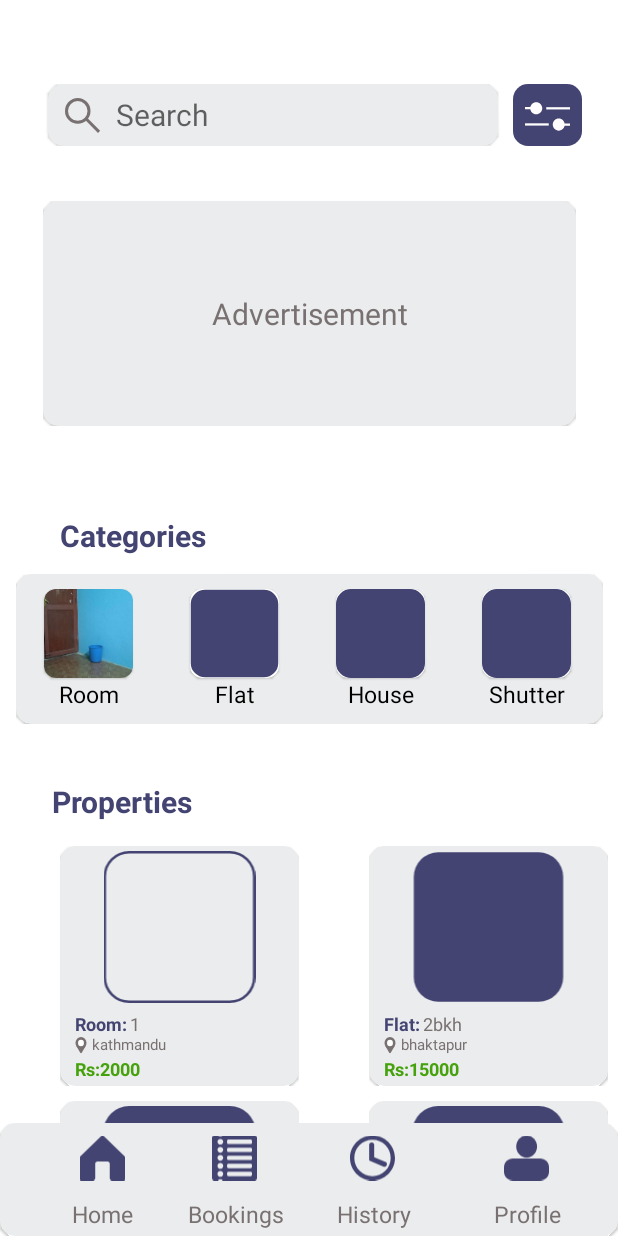
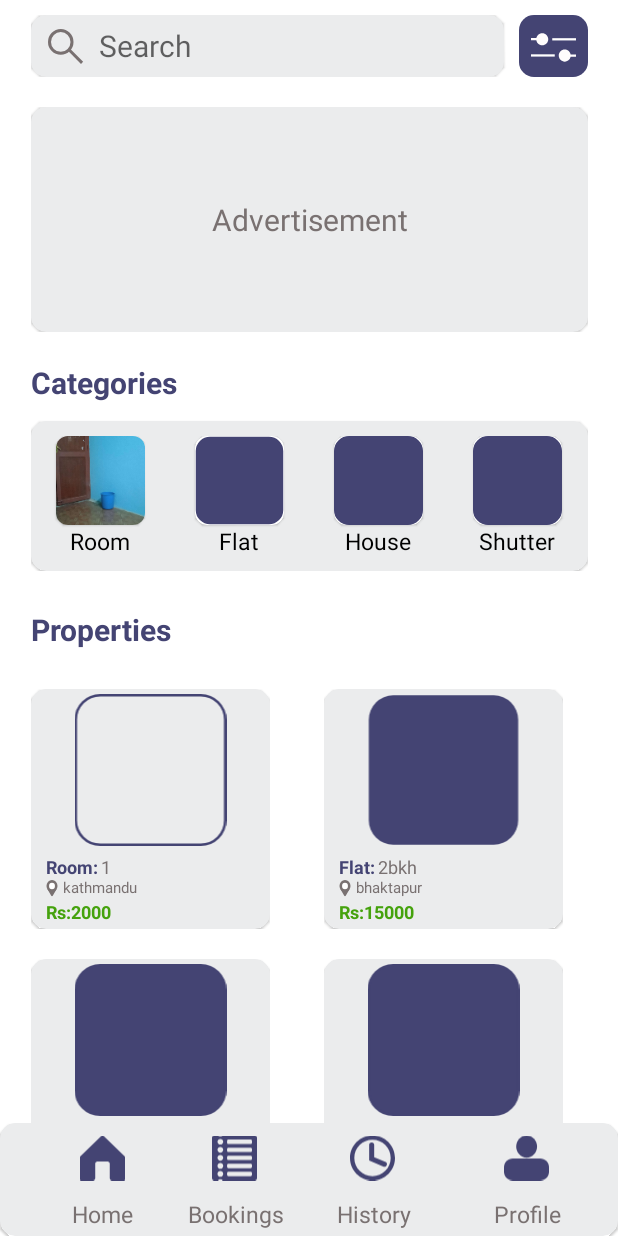
Before and after one commit to dikshaghimire11/Dera, an Android app: the screen it shows after launch (UserDashboard), on a phone screen of 412 x 824 dp. Run offline under Robolectric (Android 15) with nearby library versions, the light colour scheme and no system bars.

Commit message:
User Dashboard Improved

```diff
--- a/app/src/main/java/com/dera/user_properties.java
+++ b/app/src/main/java/com/dera/user_properties.java
@@ -10,6 +10,7 @@ import android.view.LayoutInflater;
 import android.view.View;
 import android.view.ViewGroup;
 import android.widget.GridView;
+import android.widget.ListAdapter;
 
 import com.dera.Adapter.PropertyGridView;
 
@@ -36,5 +37,33 @@ GridView propertiesList;
         int[] photo={R.drawable.roomicon,R.drawable.flaticon,R.drawable.houseicon,R.drawable.shuttericon,R.drawable.roomicon,R.drawable.shuttericon,R.drawable.roomicon,R.drawable.shuttericon,R.drawable.roomicon};
         PropertyGridView propertyGridView=new PropertyGridView(getActivity(),heading,number,location,photo,price);
         propertiesList.setAdapter(propertyGridView);
+
+        setDynamicHeight(propertiesList);
+    }
+    private void setDynamicHeight(GridView gridView) {
+        ListAdapter gridViewAdapter = gridView.getAdapter();
+        if (gridViewAdapter == null) {
+            // pre-condition
+            return;
+        }
+
+        int totalHeight = 0;
+        int items = gridViewAdapter.getCount();
+        int rows = 0;
+
+        View listItem = gridViewAdapter.getView(0, null, gridView);
+        listItem.measure(0, 0);
+        totalHeight = listItem.getMeasuredHeight();
+        float x = 1;
+        if( items > 2 ){
+            x = items/2;
+            rows = (int) (x + 1);
+            totalHeight *= rows;
+
+        }
+
+        ViewGroup.LayoutParams params = gridView.getLayoutParams();
+        params.height = totalHeight;
+        gridView.setLayoutParams(params);
     }
 }
--- a/app/src/main/res/layout/activity_user_dashboard.xml
+++ b/app/src/main/res/layout/activity_user_dashboard.xml
@@ -152,5 +152,8 @@
     <FrameLayout
         android:id="@+id/fragmentlayout"
         android:layout_width="match_parent"
-        android:layout_height="match_parent"/>
+        android:layout_height="0dp"
+        app:layout_constraintTop_toTopOf="parent"
+        app:layout_constraintBottom_toTopOf="@id/bottonV"
+        />
 </androidx.constraintlayout.widget.ConstraintLayout>
--- a/app/src/main/res/layout/fragment_search_filter.xml
+++ b/app/src/main/res/layout/fragment_search_filter.xml
@@ -6,19 +6,18 @@
     xmlns:app="http://schemas.android.com/apk/res-auto"
     tools:context=".Search_filter">
 <androidx.constraintlayout.widget.ConstraintLayout
-    android:layout_width="wrap_content"
-    android:layout_height="wrap_content">
+    android:layout_width="match_parent"
+    android:layout_height="wrap_content"
+    >
 
     <com.google.android.material.card.MaterialCardView
         android:id="@+id/searchMCV"
-        android:layout_width="300dp"
+        android:layout_width="0dp"
         android:layout_height="41dp"
         android:backgroundTint="@color/textboxcolor"
         app:cardCornerRadius="10dp"
-
         app:layout_constraintBottom_toBottomOf="parent"
-        app:layout_constraintEnd_toEndOf="parent"
-        app:layout_constraintHorizontal_bias="0.11"
+        app:layout_constraintEnd_toStartOf="@id/filter"
         app:layout_constraintStart_toStartOf="parent"
         app:layout_constraintTop_toTopOf="parent" />
 
@@ -56,10 +55,8 @@
         android:layout_marginStart="10dp"
         android:src="@drawable/filter"
         app:layout_constraintBottom_toBottomOf="parent"
-        app:layout_constraintEnd_toStartOf="@+id/RightGuideLine"
-        app:layout_constraintStart_toEndOf="@+id/searchMCV"
-        app:layout_constraintTop_toTopOf="@+id/TopGuideLine"
-        app:layout_constraintVertical_bias="0.0" />
+        app:layout_constraintEnd_toEndOf="parent"
+        app:layout_constraintStart_toEndOf="@+id/searchMCV" />
 </androidx.constraintlayout.widget.ConstraintLayout>
 
 
--- a/app/src/main/res/layout/fragment_user__advertisement.xml
+++ b/app/src/main/res/layout/fragment_user__advertisement.xml
@@ -12,13 +12,12 @@
 
     <com.google.android.material.card.MaterialCardView
         android:id="@+id/advertiseMCV"
-        android:layout_width="355dp"
+        android:layout_width="0dp"
         android:layout_height="150dp"
         android:backgroundTint="@color/textboxcolor"
         app:cardCornerRadius="10dp"
         app:layout_constraintBottom_toBottomOf="parent"
         app:layout_constraintEnd_toEndOf="parent"
-        app:layout_constraintHorizontal_bias="0.25"
         app:layout_constraintStart_toStartOf="parent"
         app:layout_constraintTop_toTopOf="parent" />
 
--- a/app/src/main/res/layout/fragment_user_home.xml
+++ b/app/src/main/res/layout/fragment_user_home.xml
@@ -15,53 +15,54 @@
 
             <FrameLayout
                 android:id="@+id/search_filter"
-                android:layout_width="wrap_content"
+                android:layout_width="0dp"
                 android:layout_height="wrap_content"
-                app:layout_constraintBottom_toBottomOf="parent"
+                app:layout_constraintBottom_toTopOf="@id/advertiseMCV"
                 app:layout_constraintEnd_toStartOf="@+id/RightGuideLine"
                 app:layout_constraintStart_toStartOf="@+id/LeftGuideLine"
                 app:layout_constraintTop_toTopOf="parent"
-                app:layout_constraintVertical_bias="0.050000012" />
+                android:layout_marginVertical="10dp"/>
 
 
             <FrameLayout
-                android:layout_width="wrap_content"
+                android:layout_width="0dp"
                 android:layout_height="wrap_content"
                 android:id="@+id/advertiseMCV"
-                app:layout_constraintBottom_toBottomOf="parent"
+                app:layout_constraintBottom_toTopOf="@id/categoryFragment"
                 app:layout_constraintEnd_toStartOf="@+id/RightGuideLine"
                 app:layout_constraintStart_toStartOf="@+id/LeftGuideLine"
-                app:layout_constraintTop_toBottomOf="@id/SearchBottomBarrier"
-                app:layout_constraintVertical_bias="0.04000002"/>
+                app:layout_constraintTop_toBottomOf="@id/search_filter"
+                android:layout_marginVertical="10dp"
+                />
 
             <FrameLayout
                 android:id="@+id/categoryFragment"
                 android:layout_width="0dp"
                 android:layout_height="wrap_content"
                 app:layout_constraintTop_toBottomOf="@+id/advertiseMCV"
-                app:layout_constraintBottom_toBottomOf="parent"
+              app:layout_constraintBottom_toTopOf="@id/propertiesTV"
                 app:layout_constraintStart_toStartOf="@id/LeftGuideLine"
                 app:layout_constraintEnd_toEndOf="@id/RightGuideLine"
-                app:layout_constraintWidth_percent="0.95"
-                app:layout_constraintVertical_bias="0.08" />
+                android:layout_marginVertical="10dp"
+
+               />
 
             <FrameLayout
                 android:id="@+id/propertiesTV"
-                android:layout_width="wrap_content"
+                android:layout_width="0dp"
                 android:layout_height="wrap_content"
+                app:layout_constraintEnd_toEndOf="parent"
+                app:layout_constraintStart_toStartOf="@+id/LeftGuideLine"
+                app:layout_constraintTop_toBottomOf="@+id/categoryFragment"
                 app:layout_constraintBottom_toBottomOf="parent"
-                app:layout_constraintEnd_toEndOf="@id/RightInnerGuideLine"
-                app:layout_constraintHorizontal_bias="0.05"
-                app:layout_constraintStart_toStartOf="@+id/LeftInnerGuideLine"
-                app:layout_constraintTop_toBottomOf="@+id/categoryFragment"
-                app:layout_constraintVertical_bias="0.0" />
+                android:layout_marginVertical="10dp"
+              />
 
             <androidx.constraintlayout.widget.Guideline
                 android:id="@+id/LeftGuideLine"
                 android:layout_width="wrap_content"
                 android:layout_height="wrap_content"
                 android:orientation="vertical"
-
                 app:layout_constraintGuide_begin="21dp"
                 app:layout_constraintWidth_percent="10" />
 
@@ -79,21 +80,7 @@
                 android:orientation="horizontal"
                 app:layout_constraintGuide_begin="20dp" />
 
-            <androidx.constraintlayout.widget.Barrier
-                android:id="@+id/SearchBottomBarrier"
-                android:layout_width="wrap_content"
-                android:layout_height="wrap_content"
-                app:barrierDirection="bottom"
-                app:constraint_referenced_ids="search_filter"
-                tools:layout_editor_absoluteY="20dp" />
 
-            <androidx.constraintlayout.widget.Barrier
-                android:id="@+id/AdvertisementBottomBarrier"
-                android:layout_width="wrap_content"
-                android:layout_height="wrap_content"
-                app:barrierDirection="bottom"
-                app:constraint_referenced_ids="advertiseMCV"
-                tools:layout_editor_absoluteY="85dp" />
 
             <androidx.constraintlayout.widget.Guideline
                 android:id="@+id/LeftInnerGuideLine"
--- a/app/src/main/res/layout/fragment_user_home__category_.xml
+++ b/app/src/main/res/layout/fragment_user_home__category_.xml
@@ -5,6 +5,7 @@
     android:layout_width="match_parent"
     android:layout_height="match_parent"
     tools:context=".UserHome_Category_Fragment">
+
 <androidx.constraintlayout.widget.ConstraintLayout
     android:layout_width="match_parent"
     android:layout_height="wrap_content"
@@ -22,8 +23,6 @@
         android:textSize="20sp"
         android:textStyle="bold"
         app:layout_constraintBottom_toTopOf="@id/categoryMCV"
-        app:layout_constraintEnd_toEndOf="parent"
-        app:layout_constraintHorizontal_bias="0.1"
         app:layout_constraintStart_toStartOf="parent"
         app:layout_constraintTop_toTopOf="parent" />
 
--- a/app/src/main/res/layout/fragment_user_properties.xml
+++ b/app/src/main/res/layout/fragment_user_properties.xml
@@ -17,27 +17,21 @@
       android:textColor="@color/themecolor"
       android:textSize="20sp"
       android:textStyle="bold"
-      app:layout_constraintBottom_toBottomOf="parent"
-      app:layout_constraintEnd_toEndOf="parent"
-      app:layout_constraintHorizontal_bias="0.0"
+     app:layout_constraintBottom_toTopOf="@id/propertieslist"
       app:layout_constraintStart_toStartOf="parent"
       app:layout_constraintTop_toTopOf="parent"
-      app:layout_constraintVertical_bias="0.050000012" />
+      />
 
   <GridView
       android:id="@+id/propertieslist"
       android:layout_width="wrap_content"
-      android:layout_height="600dp"
+      android:layout_height="wrap_content"
       android:layout_marginTop="16dp"
       android:numColumns="2"
-      android:verticalSpacing="10dp"
-      android:stretchMode="columnWidth"
-      android:gravity="center"
       app:layout_constraintBottom_toBottomOf="parent"
       app:layout_constraintEnd_toEndOf="parent"
-      app:layout_constraintHorizontal_bias="0.02"
       app:layout_constraintStart_toStartOf="parent"
       app:layout_constraintTop_toBottomOf="@id/porpertiesTV"
-      app:layout_constraintVertical_bias="0.49" />
+      />
  </androidx.constraintlayout.widget.ConstraintLayout>
 </FrameLayout>
--- a/app/src/main/res/layout/propertiesgridview.xml
+++ b/app/src/main/res/layout/propertiesgridview.xml
@@ -1,5 +1,5 @@
 <?xml version="1.0" encoding="utf-8"?>
-<androidx.constraintlayout.widget.ConstraintLayout xmlns:android="http://schemas.android.com/apk/res/android"
+<androidx.appcompat.widget.LinearLayoutCompat xmlns:android="http://schemas.android.com/apk/res/android"
     xmlns:app="http://schemas.android.com/apk/res-auto"
     xmlns:tools="http://schemas.android.com/tools"
     android:layout_width="match_parent"
@@ -9,12 +9,9 @@
         android:layout_width="wrap_content"
         android:layout_height="wrap_content"
         android:orientation="vertical"
-        app:layout_constraintBottom_toBottomOf="parent"
-        app:layout_constraintEnd_toEndOf="parent"
-        app:layout_constraintHorizontal_bias="0.12"
-        app:layout_constraintStart_toStartOf="parent"
-        app:layout_constraintTop_toTopOf="parent"
-        app:layout_constraintVertical_bias="0.01999998">
+        android:layout_marginTop="10dp"
+        android:layout_marginBottom="10dp"
+      >
 
         <com.google.android.material.card.MaterialCardView
             android:id="@+id/materialCardView"
@@ -132,4 +129,4 @@
     </androidx.appcompat.widget.LinearLayoutCompat>
 
 
-</androidx.constraintlayout.widget.ConstraintLayout>
+</androidx.appcompat.widget.LinearLayoutCompat>
```
